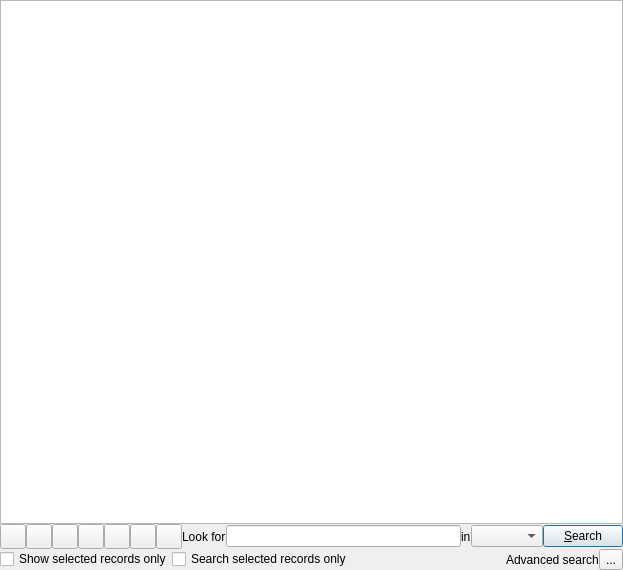
Above: qgis/src/ui/qgsattributetabledialog.ui from sourcepole/qgis before the change. Below: the same form after it.
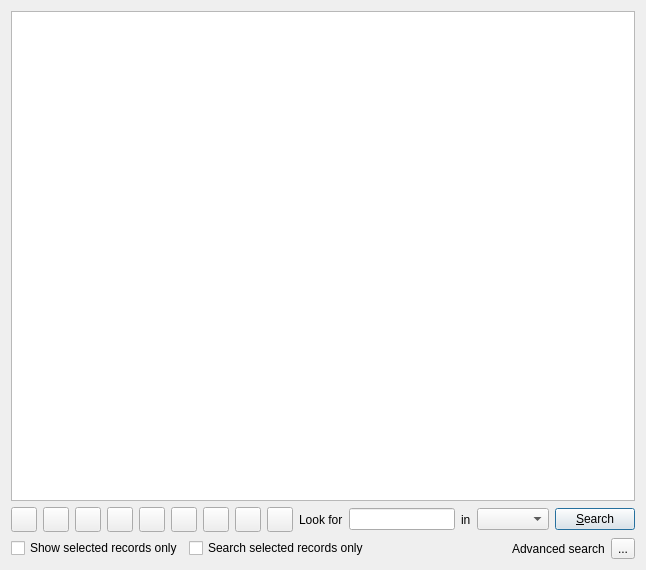
That is the form after the change. Icons and pictures are not drawn. Custom widgets are drawn as their Qt base class.

Commit message: Possibility to add/remove attributes also in attribute table. Small modification to attribute table such that adding / removing columns is visible

Patch:
```diff
--- a/qgis/src/ui/qgsattributetabledialog.ui
+++ b/qgis/src/ui/qgsattributetabledialog.ui
@@ -6,23 +6,14 @@
    <rect>
     <x>0</x>
     <y>0</y>
-    <width>623</width>
+    <width>646</width>
     <height>570</height>
    </rect>
   </property>
   <property name="windowTitle">
    <string>Attribute Table</string>
   </property>
-  <layout class="QGridLayout">
-   <property name="horizontalSpacing">
-    <number>2</number>
-   </property>
-   <property name="verticalSpacing">
-    <number>0</number>
-   </property>
-   <property name="margin">
-    <number>0</number>
-   </property>
+  <layout class="QGridLayout" name="gridLayout">
    <item row="0" column="0">
     <widget class="QgsAttributeTableView" name="mView">
      <property name="alternatingRowColors">
@@ -31,7 +22,7 @@
     </widget>
    </item>
    <item row="1" column="0">
-    <layout class="QHBoxLayout">
+    <layout class="QHBoxLayout" name="horizontalLayout">
      <item>
       <widget class="QToolButton" name="mRemoveSelectionButton">
        <property name="toolTip">
@@ -179,6 +170,46 @@
        </property>
       </widget>
      </item>
+     <item>
+      <widget class="QToolButton" name="mAddAttribute">
+       <property name="toolTip">
+        <string>New column</string>
+       </property>
+       <property name="text">
+        <string/>
+       </property>
+       <property name="icon">
+        <iconset>
+         <normaloff>../../images/themes/default/mActionNewAttribute.png</normaloff>../../images/themes/default/mActionNewAttribute.png</iconset>
+       </property>
+       <property name="iconSize">
+        <size>
+         <width>18</width>
+         <height>18</height>
+        </size>
+       </property>
+      </widget>
+     </item>
+     <item>
+      <widget class="QToolButton" name="mRemoveAttribute">
+       <property name="toolTip">
+        <string>Delete column</string>
+       </property>
+       <property name="text">
+        <string/>
+       </property>
+       <property name="icon">
+        <iconset>
+         <normaloff>../../images/themes/default/mActionDeleteAttribute.png</normaloff>../../images/themes/default/mActionDeleteAttribute.png</iconset>
+       </property>
+       <property name="iconSize">
+        <size>
+         <width>18</width>
+         <height>18</height>
+        </size>
+       </property>
+      </widget>
+     </item>
      <item>
       <widget class="QToolButton" name="mOpenFieldCalculator">
        <property name="toolTip">
```
The commit also changes 6 other files.
